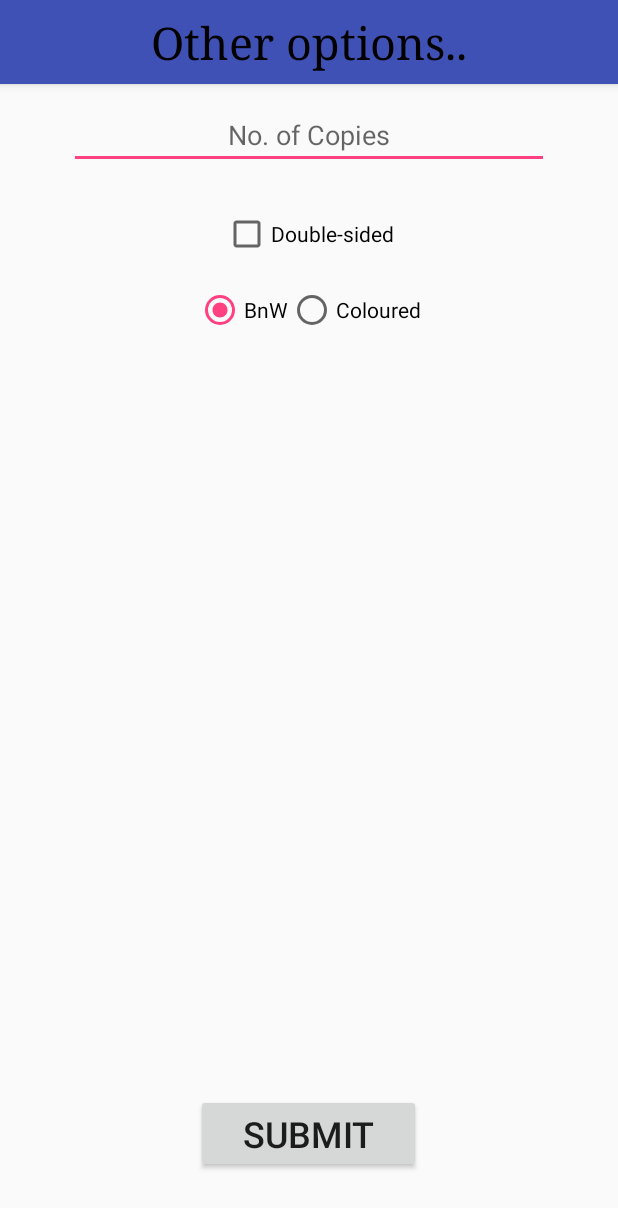
After one commit to djlimdiwala/PrintE, an Android app: the other_options screen opened directly, with no data from a screen before it, on a phone screen of 412 x 824 dp. The commit adds this screen. Shown: the top 1208 px of the screen. Run offline under Robolectric (Android 15) with nearby library versions, the phone set to English and light mode, and no system bars; our stand-ins replace Firebase (no records; nobody signed in at launch, a user with empty details on screens opened directly); 3 statements that could not run were skipped.

Commit message:
register and login working

```diff
--- a/app/build.gradle
+++ b/app/build.gradle
@@ -22,6 +22,7 @@ dependencies {
     implementation 'com.google.firebase:firebase-core:11.8.0'
     implementation 'com.google.firebase:firebase-messaging:11.8.0'
     implementation 'com.android.support:support-v4:26.1.0'
+    implementation 'com.google.firebase:firebase-storage:11.8.0'
     apply plugin: 'com.google.gms.google-services'
     compile "com.google.android.gms:play-services-gcm:11.8.0"
     compile 'com.google.firebase:firebase-auth:11.8.0'
@@ -43,4 +44,6 @@ dependencies {
 
 
 
+
+
 apply plugin: 'com.google.gms.google-services'
--- a/app/src/main/AndroidManifest.xml
+++ b/app/src/main/AndroidManifest.xml
@@ -55,6 +55,10 @@
                 <category android:name="android.intent.category.LAUNCHER" />
             </intent-filter>
         </activity>
+        <activity
+            android:name=".other_options"
+            android:label="@string/title_activity_other_options"
+            android:theme="@style/AppTheme.NoActionBar"></activity>
     </application>
 
 </manifest>
--- a/app/src/main/java/com/example/lkh/printe/Driver_activity.java
+++ b/app/src/main/java/com/example/lkh/printe/Driver_activity.java
@@ -35,7 +35,7 @@ public class Driver_activity extends AppCompatActivity {
             db_reference = FirebaseDatabase.getInstance().getReference();
             String id1 = firebaseAuth.getCurrentUser().getUid();
 
-            db_reference.child(id1).addListenerForSingleValueEvent(
+            db_reference.child("users").child(id1).addListenerForSingleValueEvent(
                     new ValueEventListener() {
                         @Override
                         public void onDataChange(DataSnapshot dataSnapshot) {
--- a/app/src/main/java/com/example/lkh/printe/login.java
+++ b/app/src/main/java/com/example/lkh/printe/login.java
@@ -56,7 +56,7 @@ public class login extends AppCompatActivity {
 
                             db_reference = FirebaseDatabase.getInstance().getReference();
                             String id1 = firebaseAuth.getCurrentUser().getUid();
-                            db_reference.child(id1).addListenerForSingleValueEvent(
+                            db_reference.child("users").child(id1).addListenerForSingleValueEvent(
                                     new ValueEventListener() {
                                         @Override
                                         public void onDataChange(DataSnapshot dataSnapshot) {
--- /dev/null
+++ b/app/src/main/java/com/example/lkh/printe/other_options.java
@@ -0,0 +1,132 @@
+package com.example.lkh.printe;
+
+import android.app.ProgressDialog;
+import android.content.Intent;
+import android.os.Bundle;
+import android.support.design.widget.FloatingActionButton;
+import android.support.design.widget.Snackbar;
+import android.support.v7.app.AppCompatActivity;
+import android.support.v7.widget.Toolbar;
+import android.util.Log;
+import android.view.View;
+import android.widget.CheckBox;
+import android.widget.EditText;
+import android.widget.RadioButton;
+import android.widget.RadioGroup;
+import android.widget.Toast;
+
+import com.google.firebase.auth.FirebaseAuth;
+import com.google.firebase.database.DataSnapshot;
+import com.google.firebase.database.DatabaseError;
+import com.google.firebase.database.DatabaseReference;
+import com.google.firebase.database.FirebaseDatabase;
+import com.google.firebase.database.ValueEventListener;
+
+public class other_options extends AppCompatActivity {
+
+    private FirebaseAuth firebaseAuth;
+    private DatabaseReference db_reference;
+    private String document_link;
+    private String printer_location;
+    private EditText no_copies;
+    private RadioGroup rg_type;
+    private CheckBox double_sided;
+    private RadioButton type_status;
+    private String coloured;
+    private String job_id;
+
+    @Override
+    protected void onCreate(Bundle savedInstanceState) {
+        super.onCreate(savedInstanceState);
+        setContentView(R.layout.activity_other_options);
+        Toolbar toolbar = (Toolbar) findViewById(R.id.toolbar);
+        setSupportActionBar(toolbar);
+        getSupportActionBar().setDisplayShowTitleEnabled(false);
+
+        firebaseAuth = FirebaseAuth.getInstance();
+        db_reference = FirebaseDatabase.getInstance().getReference();
+        document_link = getIntent().getExtras().getString("document_link");
+        printer_location = getIntent().getExtras().getString("printer_location");
+
+        rg_type = (RadioGroup) findViewById(R.id.radioGroup);
+        no_copies = (EditText) findViewById(R.id.copies);
+        double_sided = (CheckBox) findViewById(R.id.double_sided);
+
+
+
+        rg_type.setOnCheckedChangeListener(new RadioGroup.OnCheckedChangeListener() {
+            public void onCheckedChanged(RadioGroup group, int checkedId) {
+                int selectedId = rg_type.getCheckedRadioButtonId();
+                type_status = (RadioButton) findViewById(selectedId);
+                String status = type_status.getText().toString();
+
+                Log.e("sta",status);
+                if (status.equals("BnW"))
+                {
+                    coloured = "0";
+                }
+                else
+                {
+                    coloured = "1";
+                }
+
+
+
+            }
+
+        });
+
+
+        db_reference.child("job_ids").addListenerForSingleValueEvent(
+                new ValueEventListener() {
+                    @Override
+                    public void onDataChange(DataSnapshot dataSnapshot) {
+
+                        job_id = dataSnapshot.getValue().toString();
+                        Log.e("job",job_id);
+
+
+
+                    }
+
+                    @Override
+                    public void onCancelled(DatabaseError databaseError) {
+
+                    }
+                });
+    }
+
+
+    public void submit_job (View v)
+    {
+        String copies = no_copies.getText().toString();
+        Log.e("copies",copies);
+        String double_checked;
+        if (double_sided.isChecked())
+        {
+            double_checked = "1";
+        }
+        else
+        {
+            double_checked = "0";
+        }
+        Log.e("double_checked",double_checked);
+//        Log.e("coloured",coloured);
+
+
+//        final ProgressDialog progressDialog = ProgressDialog.show(other_options.this, "Please wait...", "Confirming....", true);
+
+        String user_id = firebaseAuth.getCurrentUser().getUid();
+//        Log.e("id", user_id);
+
+
+
+
+        db_reference.child("job_ids").setValue(String.valueOf(Integer.valueOf(job_id)+ 1 ));
+        save_job_information save_job = new save_job_information(job_id,user_id,printer_location,double_checked,copies,document_link, "dummy");
+        db_reference.child("jobs").child(job_id).setValue(save_job);
+
+
+    }
+
+}
--- a/app/src/main/java/com/example/lkh/printe/register.java
+++ b/app/src/main/java/com/example/lkh/printe/register.java
@@ -125,7 +125,7 @@ public class register extends AppCompatActivity {
                                 String id1 = firebaseAuth.getCurrentUser().getUid();
 
                                 save_user_information save_user = new save_user_information(name, Email, m_no, h_no, r_no);
-                                db_reference.child(id1).setValue(save_user);
+                                db_reference.child("users").child(id1).setValue(save_user);
 
 
                                 Intent i = new Intent(register.this, login.class);
--- a/app/src/main/res/layout/activity_login.xml
+++ b/app/src/main/res/layout/activity_login.xml
@@ -22,8 +22,8 @@
         android:layout_centerHorizontal="true"
         android:layout_marginTop="92dp"
         android:width="320dp"
-        android:hint="User ID"
-        android:inputType="textPersonName"
+        android:hint="Email ID"
+        android:inputType="textEmailAddress"
         android:textAlignment="center" />
 
     <EditText
--- /dev/null
+++ b/app/src/main/res/layout/activity_other_options.xml
@@ -0,0 +1,104 @@
+<?xml version="1.0" encoding="utf-8"?>
+<RelativeLayout xmlns:android="http://schemas.android.com/apk/res/android"
+    xmlns:app="http://schemas.android.com/apk/res-auto"
+    xmlns:tools="http://schemas.android.com/tools"
+    android:layout_width="match_parent"
+    android:layout_height="match_parent"
+    tools:context="com.example.lkh.printe.other_options">
+
+    <android.support.design.widget.AppBarLayout
+        android:layout_width="match_parent"
+        android:layout_height="wrap_content"
+        android:theme="@style/AppTheme.AppBarOverlay"
+        android:id="@+id/appBarLayout6">
+
+        <android.support.v7.widget.Toolbar
+            android:id="@+id/toolbar"
+            android:layout_width="match_parent"
+            android:layout_height="?attr/actionBarSize"
+            android:background="?attr/colorPrimary"
+            app:popupTheme="@style/AppTheme.PopupOverlay" >
+
+
+        <TextView
+            android:id="@+id/logo"
+            android:layout_width="wrap_content"
+            android:layout_height="wrap_content"
+            android:layout_gravity="center"
+            android:fontFamily="serif"
+            android:gravity="center"
+            android:text="Other options.."
+            android:textAlignment="center"
+            android:textColor="@android:color/black"
+            android:textSize="30sp" />
+
+        </android.support.v7.widget.Toolbar>
+
+    </android.support.design.widget.AppBarLayout>
+
+    <EditText
+        android:id="@+id/copies"
+        android:layout_width="wrap_content"
+        android:layout_height="wrap_content"
+        android:layout_centerHorizontal="true"
+        android:layout_marginTop="67dp"
+        android:width="320dp"
+        android:hint="No. of Copies"
+        android:digits="0123456789"
+        android:inputType="number"
+        android:textAlignment="center" />
+
+    <CheckBox
+        android:id="@+id/double_sided"
+        android:layout_width="wrap_content"
+        android:layout_height="wrap_content"
+        android:layout_below="@+id/copies"
+        android:layout_centerHorizontal="true"
+        android:layout_marginTop="27dp"
+        android:text="Double-sided" />
+    <RadioGroup
+        android:layout_height="50dp"
+        android:layout_width="320dp"
+        android:layout_marginTop="10dp"
+        android:layout_below="@+id/double_sided"
+        android:layout_alignStart="@+id/copies"
+        android:orientation='horizontal'
+        android:gravity="center"
+        android:checkedButton="@+id/bnw"
+        android:id="@+id/radioGroup" >
+
+
+
+        <RadioButton
+            android:id="@+id/bnw"
+            android:layout_width="wrap_content"
+            android:layout_height="wrap_content"
+            android:layout_gravity="center"
+            android:foregroundGravity="center"
+            android:text="BnW" />
+        <RadioButton
+            android:id="@+id/color"
+            android:layout_width="wrap_content"
+            android:layout_height="wrap_content"
+            android:layout_gravity="center"
+            android:foregroundGravity="center"
+            android:text="Coloured" />
+
+
+    </RadioGroup>
+
+    <Button
+        android:id="@+id/submit"
+        android:layout_width="150dp"
+        android:layout_height="wrap_content"
+        android:layout_alignParentBottom="true"
+        android:layout_centerHorizontal="true"
+        android:layout_marginBottom="42dp"
+        android:onClick="submit_job"
+        android:text="SUBMIT"
+        android:textSize="24sp" />
+
+
+
+
+</RelativeLayout>
--- a/app/src/main/res/layout/activity_register.xml
+++ b/app/src/main/res/layout/activity_register.xml
@@ -77,7 +77,7 @@
         android:width="130dp"
         android:ems="10"
         android:hint="Hostel"
-        android:inputType="textPersonName"
+        android:inputType="number"
         android:textAlignment="center" />
 
     <EditText
--- a/app/src/main/res/layout/activity_take_printout_online_printers.xml
+++ b/app/src/main/res/layout/activity_take_printout_online_printers.xml
@@ -30,8 +30,7 @@
                 android:text="Available printers..."
                 android:textAlignment="center"
                 android:textColor="@android:color/black"
-                android:textSize="30sp"
-                android:textStyle="bold" />
+                android:textSize="30sp" />
         </android.support.v7.widget.Toolbar>
 
     </android.support.design.widget.AppBarLayout>
--- a/app/src/main/res/layout/list_view_row.xml
+++ b/app/src/main/res/layout/list_view_row.xml
@@ -1,5 +1,5 @@
 <?xml version="1.0" encoding="utf-8"?>
-<LinearLayout xmlns:android="http://schemas.android.com/apk/res/android"
+<RelativeLayout xmlns:android="http://schemas.android.com/apk/res/android"
     android:layout_width="match_parent"
     android:layout_height="match_parent"
     android:orientation="vertical" >
@@ -12,4 +12,4 @@
         android:text="Large Text"
         android:gravity="center"
         android:textAppearance="?android:attr/textAppearanceLarge" />
-</LinearLayout>
+</RelativeLayout>
--- a/app/src/main/res/values/strings.xml
+++ b/app/src/main/res/values/strings.xml
@@ -108,5 +108,6 @@
     <string name="title_activity_fullscreen">FullscreenActivity</string>
     <string name="dummy_button">Dummy Button</string>
     <string name="dummy_content">DUMMY\nCONTENT</string>
+    <string name="title_activity_other_options">other_options</string>
 
 </resources>
```
Also changed, not shown: app/src/main/java/com/example/lkh/printe/document_upload.java (+27 -4 lines), app/src/main/java/com/example/lkh/printe/save_job_information.java (added, +34 -0 lines), app/src/main/java/com/example/lkh/printe/take_printout_online_printers.java (+3 -19 lines), app/src/main/res/layout/activity_document_upload.xml (+32 -9 lines), app/src/main/res/layout/content_other_options.xml (added, +11 -0 lines).
